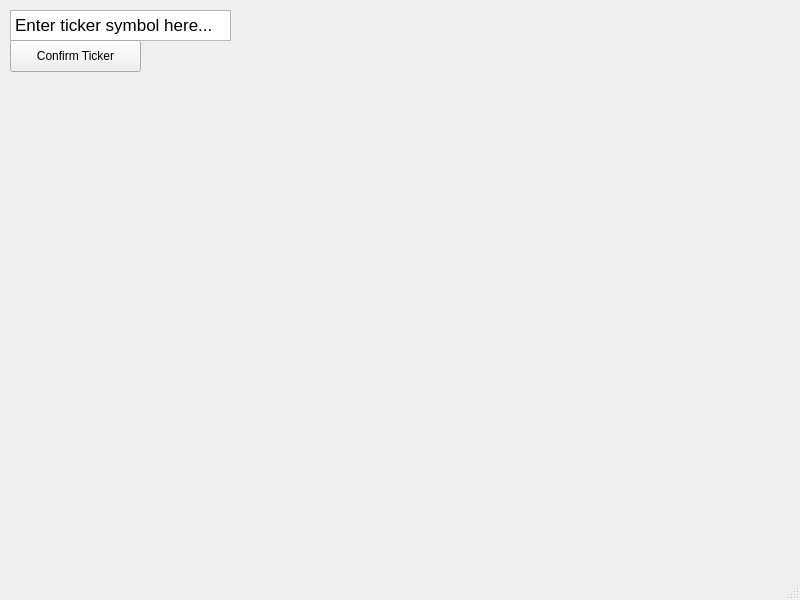
The window that gui/main/mainwindow.ui (phooten/TD-Ameritrade) describes before a commit, drawn with Qt 5.
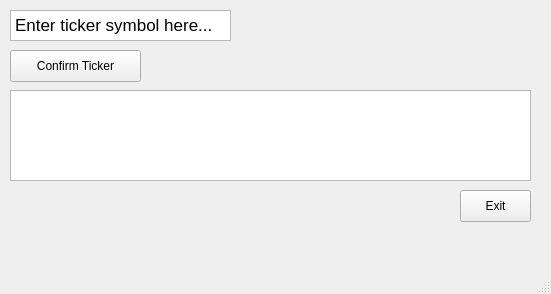
The same window after the commit.

The edit to the form file:
```diff
--- a/gui/main/mainwindow.ui
+++ b/gui/main/mainwindow.ui
@@ -6,8 +6,8 @@
    <rect>
     <x>0</x>
     <y>0</y>
-    <width>800</width>
-    <height>600</height>
+    <width>551</width>
+    <height>294</height>
    </rect>
   </property>
   <property name="windowTitle">
@@ -36,7 +36,7 @@
     <property name="geometry">
      <rect>
       <x>10</x>
-      <y>40</y>
+      <y>50</y>
       <width>131</width>
       <height>32</height>
      </rect>
@@ -45,6 +45,29 @@
      <string>Confirm Ticker</string>
     </property>
    </widget>
+   <widget class="QColumnView" name="columnView">
+    <property name="geometry">
+     <rect>
+      <x>10</x>
+      <y>90</y>
+      <width>521</width>
+      <height>91</height>
+     </rect>
+    </property>
+   </widget>
+   <widget class="QPushButton" name="exitButton">
+    <property name="geometry">
+     <rect>
+      <x>460</x>
+      <y>190</y>
+      <width>71</width>
+      <height>32</height>
+     </rect>
+    </property>
+    <property name="text">
+     <string>Exit</string>
+    </property>
+   </widget>
   </widget>
   <widget class="QMenuBar" name="menubar">
    <property name="geometry">
```
Left out of the diff: 8 changed lines with no effect on the pictures.
